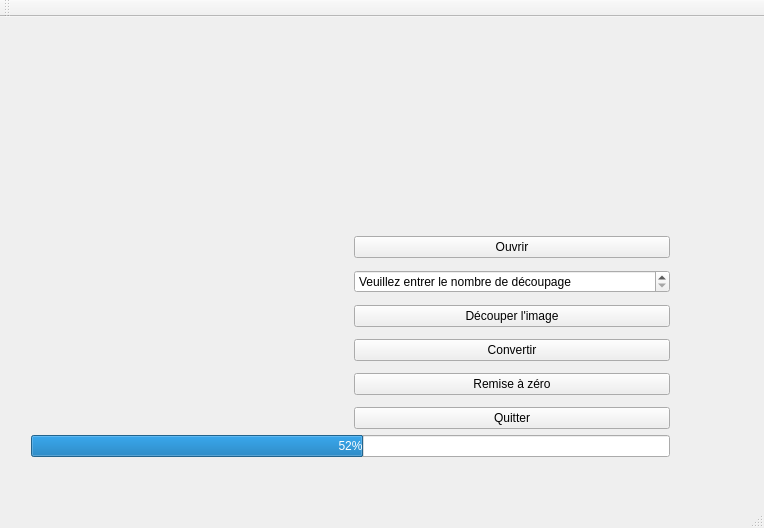
Before: the Qt Designer form mainwindow.ui in arnauddm/Pixel-Conventer, drawn with Qt 5.
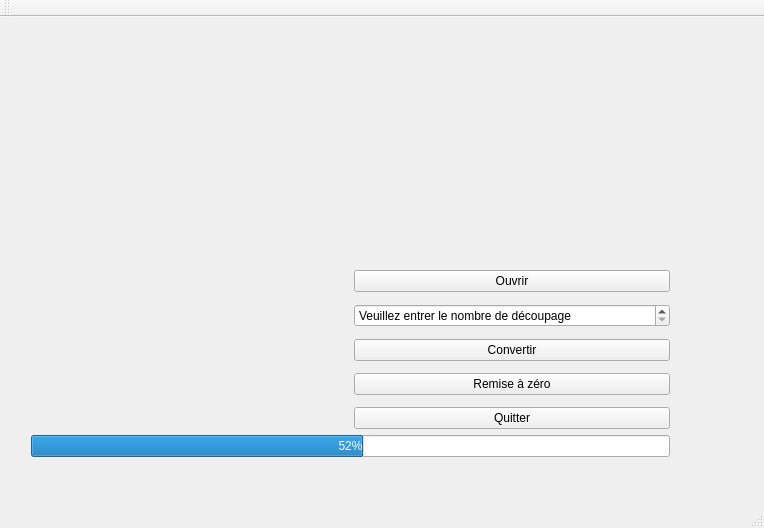
After: the same form once the commit is applied.

Commit message: Dev function to cut image

```diff
--- a/mainwindow.ui
+++ b/mainwindow.ui
@@ -95,13 +95,6 @@
            </property>
           </widget>
          </item>
-         <item>
-          <widget class="QPushButton" name="cut">
-           <property name="text">
-            <string>Découper l'image</string>
-           </property>
-          </widget>
-         </item>
          <item>
           <widget class="QPushButton" name="convert">
            <property name="text">
```
The commit also changes 3 other files.
